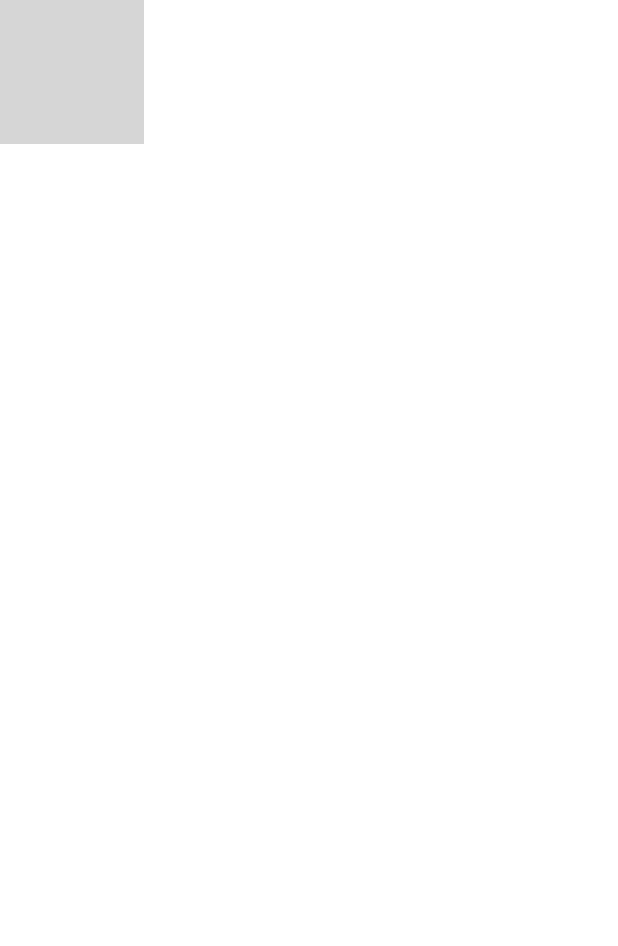
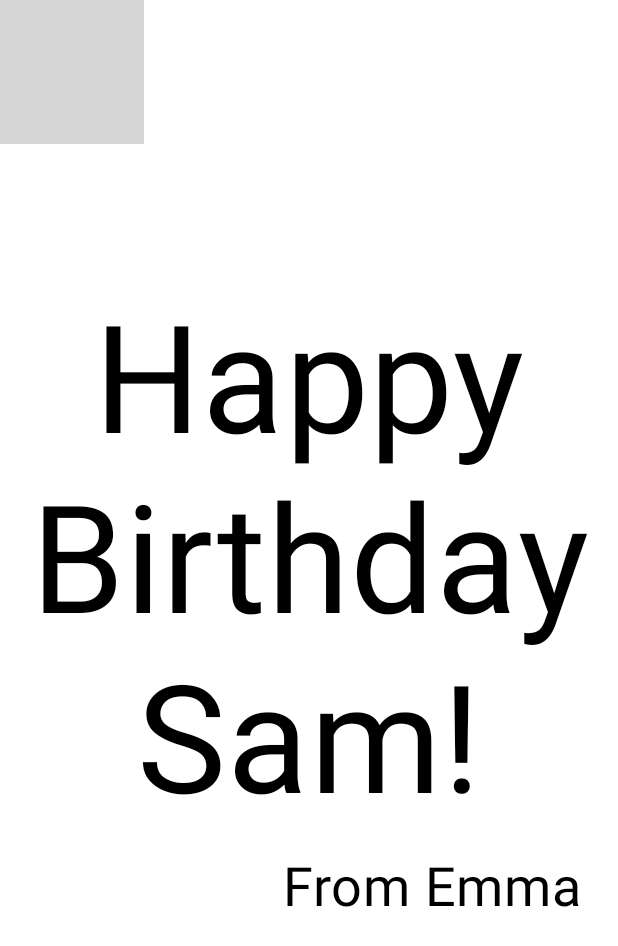
Before and after one commit to gl3af/mobile-android, an Android app built with Jetpack Compose: the @Preview function BirthdayCardPreview, on a phone screen of 412 x 824 dp. Shown: the top 946 px of the screen. Run offline under Robolectric (Android 15) with nearby library versions, the phone set to English and light mode, and no system bars; grey boxes are pictures that could not be loaded.

Commit message:
u1-p3-box-layout

```diff
--- a/HappyBirthday/app/src/main/java/com/example/happybirthday/MainActivity.kt
+++ b/HappyBirthday/app/src/main/java/com/example/happybirthday/MainActivity.kt
@@ -5,6 +5,7 @@ import androidx.activity.ComponentActivity
 import androidx.activity.compose.setContent
 import androidx.compose.foundation.Image
 import androidx.compose.foundation.layout.Arrangement
+import androidx.compose.foundation.layout.Box
 import androidx.compose.foundation.layout.Column
 import androidx.compose.foundation.layout.fillMaxSize
 import androidx.compose.foundation.layout.padding
@@ -31,7 +32,7 @@ class MainActivity : ComponentActivity() {
                     modifier = Modifier.fillMaxSize(),
                     color = MaterialTheme.colorScheme.background
                 ) {
-                    GreetingText(message = "Happy Birthday Sam!", from = "From Emma")
+                    GreetingImage("Happy Birthday Sam!", "From Emma")
                 }
             }
         }
@@ -42,7 +43,7 @@ class MainActivity : ComponentActivity() {
 fun GreetingText(message: String, from: String, modifier: Modifier = Modifier) {
     Column(
         verticalArrangement = Arrangement.Center,
-        modifier = modifier.padding(8.dp)
+        modifier = modifier
     ) {
         Text(
             text = message,
@@ -62,11 +63,20 @@ fun GreetingText(message: String, from: String, modifier: Modifier = Modifier) {
 
 @Composable
 fun GreetingImage(message: String, from: String, modifier: Modifier = Modifier) {
-    val image = painterResource(R.drawable.androidparty);
-    Image(
-        painter = image,
-        contentDescription = null
-    )
+    val image = painterResource(R.drawable.androidparty)
+    Box {
+        Image(
+            painter = image,
+            contentDescription = null
+        )
+        GreetingText(
+            message = message,
+            from = from,
+            modifier = Modifier
+                .fillMaxSize()
+                .padding(8.dp)
+        )
+    }
 }
 
 @Preview(showBackground = false)
```
